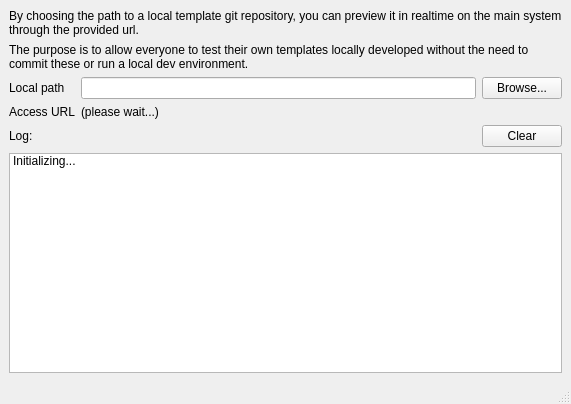
Old version of the form MainWindow.ui in the repository MagicalTux/tplpreview.
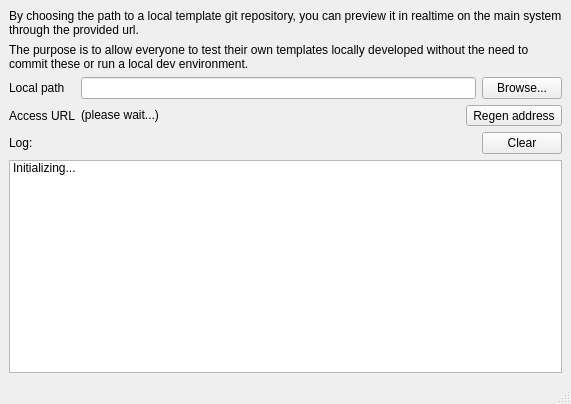
New version of the form. Icons and pictures are not drawn.

Commit message: added button to regenerate url

The edit to the form file:
```diff
--- a/MainWindow.ui
+++ b/MainWindow.ui
@@ -69,6 +69,8 @@
        </layout>
       </item>
       <item row="1" column="1">
+       <layout class="QHBoxLayout" name="horizontalLayout_3">
+        <item>
        <widget class="QLabel" name="label_url">
         <property name="text">
          <string>(please wait...)</string>
@@ -78,6 +80,26 @@
         </property>
        </widget>
       </item>
+        <item>
+         <widget class="QToolButton" name="btn_regen">
+          <property name="text">
+           <string>Regen address</string>
+          </property>
+          <property name="icon">
+           <iconset theme="reload">
+            <normaloff/>
+           </iconset>
+          </property>
+          <property name="iconSize">
+           <size>
+            <width>16</width>
+            <height>16</height>
+           </size>
+          </property>
+         </widget>
+        </item>
+       </layout>
+      </item>
      </layout>
     </item>
     <item>
```
Left out of the diff: 2 changed lines with no effect on the pictures. Lines whose indentation alone changed are shown as unchanged. The commit also changes 2 other files.
